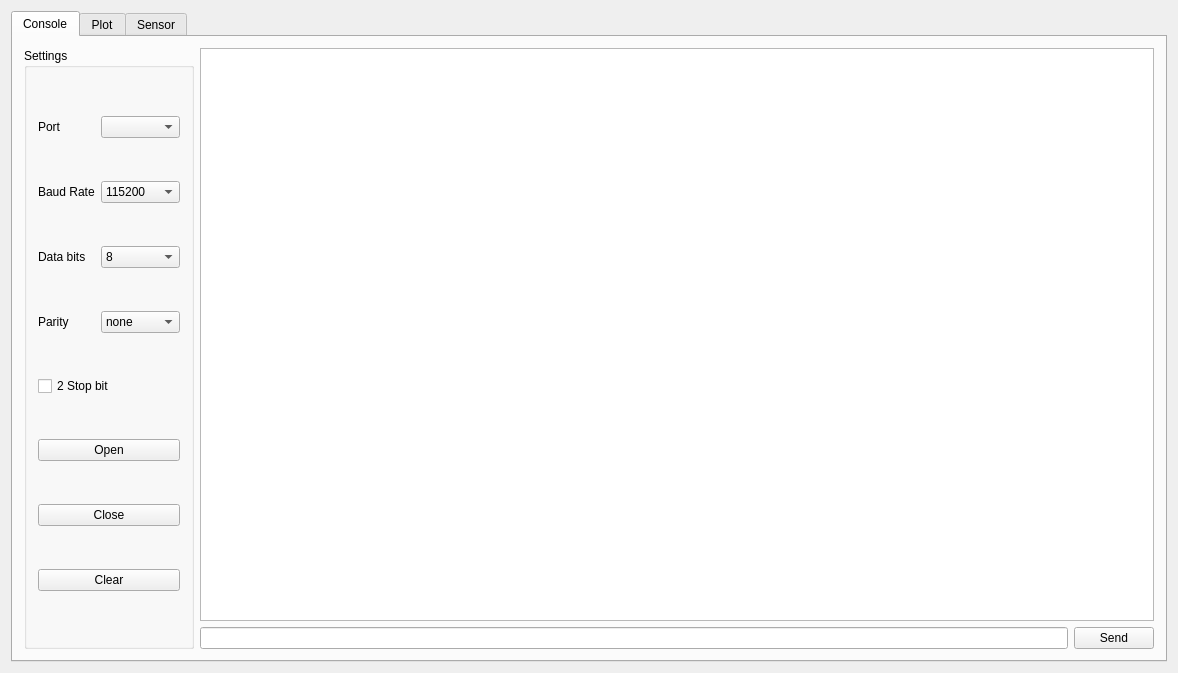
This is mainwindow.ui in quadwitharm/DebugConsole as Qt 5 draws it before an edit. The edited form follows.
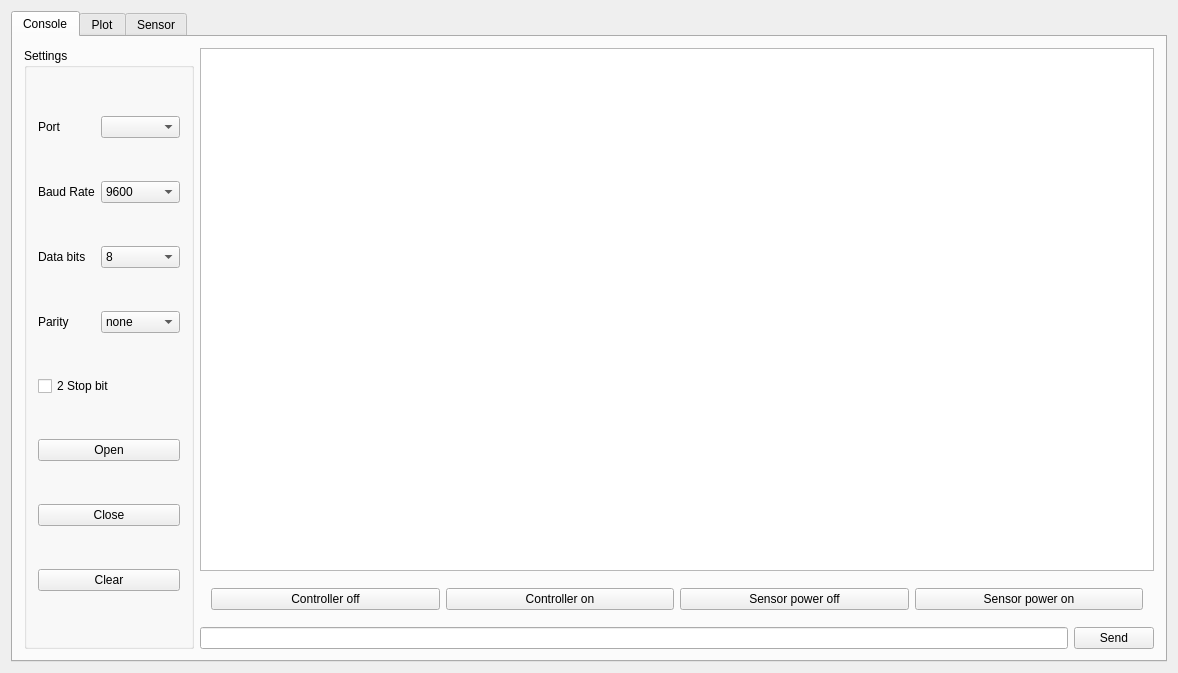
This is the edited form. Custom widgets are drawn as their Qt base class.

Commit message:
Add Sensor output, not done yet
Need to update for debug

The edit to the form file:
```diff
--- a/mainwindow.ui
+++ b/mainwindow.ui
@@ -31,9 +31,7 @@
         <string>Console</string>
        </attribute>
        <layout class="QGridLayout" name="gridLayout">
-        <item row="1" column="0">
-         <layout class="QHBoxLayout" name="consoleHLayout">
-          <item>
+        <item row="0" column="0" rowspan="3">
            <widget class="QGroupBox" name="groupBox">
             <property name="title">
              <string>Settings</string>
@@ -45,7 +43,7 @@
              <item row="2" column="1">
               <widget class="QComboBox" name="baudRateSelection">
                <property name="currentIndex">
-                <number>16</number>
+              <number>12</number>
                </property>
                <item>
                 <property name="text">
@@ -304,13 +302,57 @@
             </layout>
            </widget>
           </item>
-          <item>
-           <layout class="QGridLayout" name="terminalLayout">
-            <item row="0" column="0">
+        <item row="0" column="1">
              <widget class="Terminal" name="terminal"/>
             </item>
-            <item row="2" column="0">
-             <layout class="QHBoxLayout" name="lineLayout">
+        <item row="1" column="1">
+         <widget class="QWidget" name="widget_2" native="true">
+          <property name="minimumSize">
+           <size>
+            <width>0</width>
+            <height>0</height>
+           </size>
+          </property>
+          <property name="baseSize">
+           <size>
+            <width>0</width>
+            <height>100</height>
+           </size>
+          </property>
+          <layout class="QHBoxLayout" name="horizontalLayout_10">
+           <item>
+            <widget class="QPushButton" name="pushButton">
+             <property name="text">
+              <string>Controller off</string>
+             </property>
+            </widget>
+           </item>
+           <item>
+            <widget class="QPushButton" name="pushButton_4">
+             <property name="text">
+              <string>Controller on</string>
+             </property>
+            </widget>
+           </item>
+           <item>
+            <widget class="QPushButton" name="pushButton_3">
+             <property name="text">
+              <string>Sensor power off</string>
+             </property>
+            </widget>
+           </item>
+           <item>
+            <widget class="QPushButton" name="pushButton_2">
+             <property name="text">
+              <string>Sensor power on</string>
+             </property>
+            </widget>
+           </item>
+          </layout>
+         </widget>
+        </item>
+        <item row="2" column="1">
+         <layout class="QHBoxLayout" name="horizontalLayout_9">
               <item>
                <widget class="QLineEdit" name="lineEdit"/>
               </item>
@@ -324,10 +366,6 @@
              </layout>
             </item>
            </layout>
-          </item>
-         </layout>
-        </item>
-       </layout>
       </widget>
       <widget class="QWidget" name="plotTab">
        <attribute name="title">
```
Left out of the diff: 57 changed lines with no effect on the pictures. Lines whose indentation alone changed are shown as unchanged. The commit also changes 7 other files.
